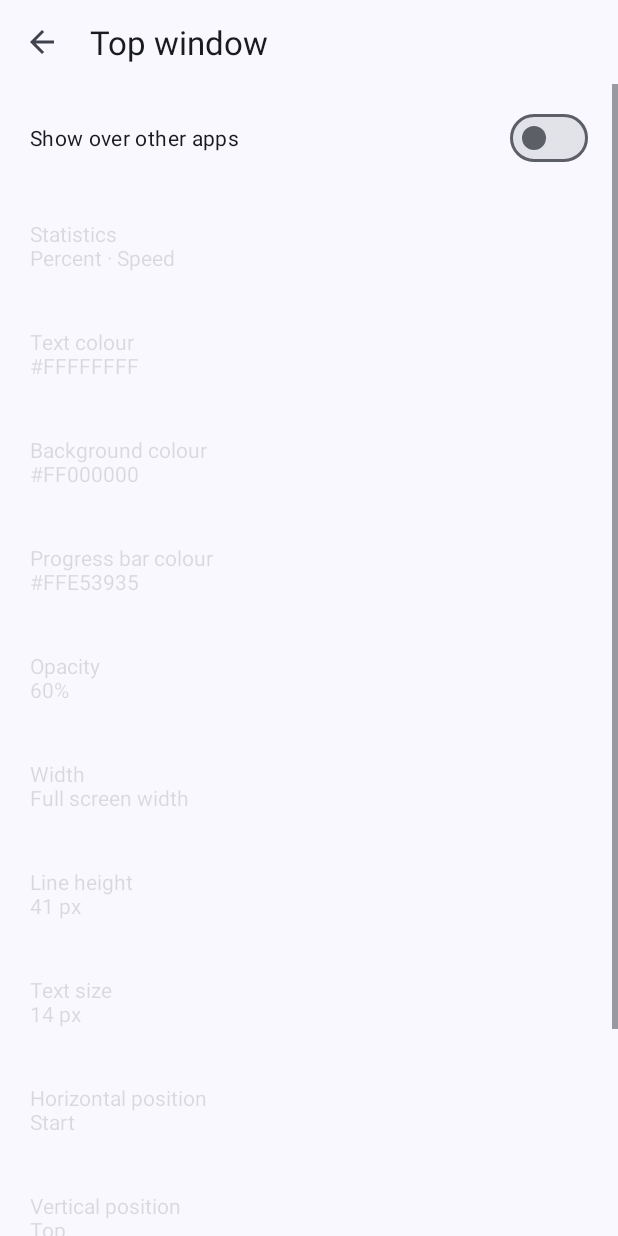
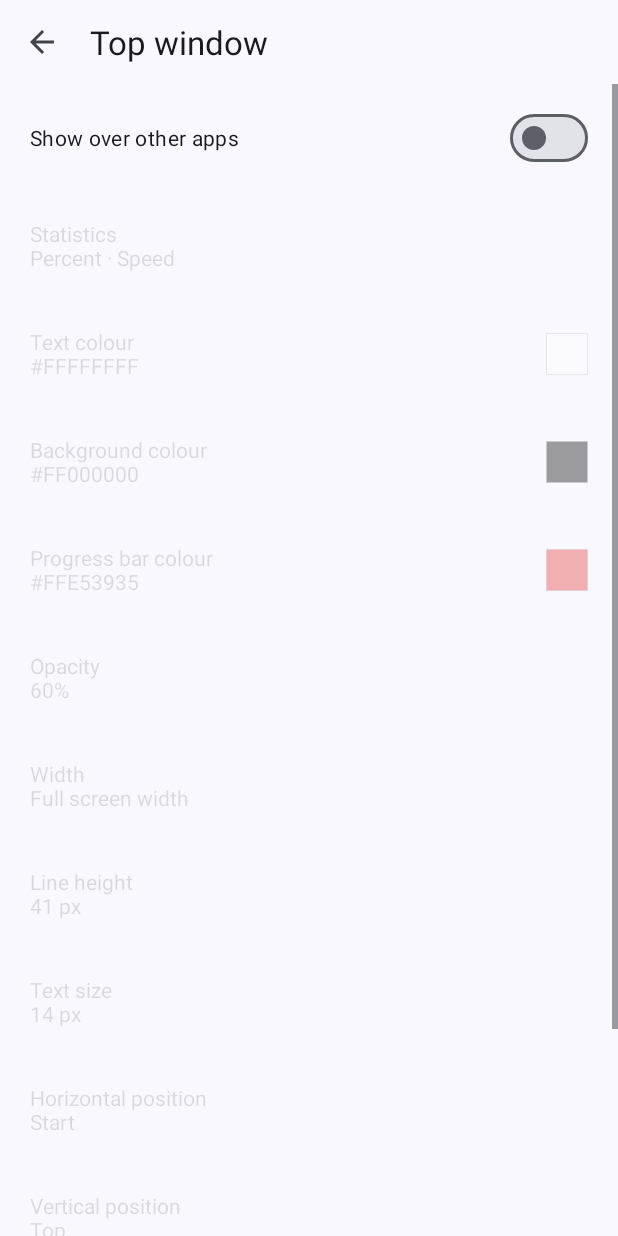
Before and after one commit to Khaledhassan12/Benzoloader, an Android app: the TopWindowSettingsActivity screen opened directly, with no data from a screen before it, on a phone screen of 412 x 824 dp. Run offline under Robolectric (Android 15) with nearby library versions, the phone set to English and light mode, and no system bars.

Commit message:
Top window: colour swatch and reset (unbuilt)

```diff
--- a/app/src/main/java/khaled/benzo/ui/settings/TopWindowSettingsActivity.kt
+++ b/app/src/main/java/khaled/benzo/ui/settings/TopWindowSettingsActivity.kt
@@ -89,9 +89,9 @@ class TopWindowSettingsActivity : AppCompatActivity() {
         val on = { repo.topWindowEnabled }
 
         valueRow(R.string.top_stats, { statsSummary() }, { pickStats() }, on)
-        colorRow(R.string.top_text_color, { repo.topWindowTextColor }, { repo.topWindowTextColor = it }, on)
-        colorRow(R.string.top_bg_color, { repo.topWindowBackgroundColor }, { repo.topWindowBackgroundColor = it }, on)
-        colorRow(R.string.top_bar_color, { repo.topWindowBarColor }, { repo.topWindowBarColor = it }, on)
+        colorRow(R.string.top_text_color, { repo.topWindowTextColor }, { repo.topWindowTextColor = it }, on, 0xFFFFFFFF.toInt())
+        colorRow(R.string.top_bg_color, { repo.topWindowBackgroundColor }, { repo.topWindowBackgroundColor = it }, on, 0xFF000000.toInt())
+        colorRow(R.string.top_bar_color, { repo.topWindowBarColor }, { repo.topWindowBarColor = it }, on, 0xFFE53935.toInt())
         sliderRow(R.string.top_opacity, 10, 100, { repo.topWindowOpacityPercent }, { repo.topWindowOpacityPercent = it }, { "$it%" }, on)
         val sw2 = resources.displayMetrics.widthPixels
         val sh = resources.displayMetrics.heightPixels
@@ -136,8 +136,8 @@ class TopWindowSettingsActivity : AppCompatActivity() {
             }.setNegativeButton(android.R.string.cancel, null).show()
     }
 
-    private fun colorRow(title: Int, get: () -> Int, set: (Int) -> Unit, enabled: () -> Boolean) {
-        valueRow(title, { "#%08X".format(get()) }, {
+    private fun colorRow(title: Int, get: () -> Int, set: (Int) -> Unit, enabled: () -> Boolean, default: Int) {
+        val row = valueRow(title, { "#%08X".format(get()) }, {
             val et = EditText(this).apply {
                 inputType = InputType.TYPE_CLASS_TEXT or InputType.TYPE_TEXT_FLAG_CAP_CHARACTERS
                 setText("#%08X".format(get())); setSelection(text.length)
@@ -147,8 +147,15 @@ class TopWindowSettingsActivity : AppCompatActivity() {
                 .setPositiveButton(android.R.string.ok) { _, _ ->
                     val parsed = runCatching { Color.parseColor(et.text.toString().trim()) }.getOrNull()
                     if (parsed != null) { set(parsed); refreshers.forEach { it() } }
-                }.setNegativeButton(android.R.string.cancel, null).show()
+                }
+                .setNeutralButton(R.string.top_color_reset) { _, _ -> set(default); refreshers.forEach { it() } }
+                .setNegativeButton(android.R.string.cancel, null).show()
         }, enabled)
+        // Colour square at the row end (the reference shows one; the picker itself is still hex entry).
+        val swatch = { android.graphics.drawable.GradientDrawable().apply {
+            setColor(get()); setStroke(dp(1), 0x66808080); setSize(dp(28), dp(28)) } }
+        row.setCompoundDrawablesRelativeWithIntrinsicBounds(null, null, swatch(), null)
+        refreshers += { row.setCompoundDrawablesRelativeWithIntrinsicBounds(null, null, swatch(), null) }
     }
 
     private fun sliderRow(title: Int, min: Int, max: Int, get: () -> Int, set: (Int) -> Unit, fmt: (Int) -> String, enabled: () -> Boolean) {
--- a/app/src/main/res/values/strings.xml
+++ b/app/src/main/res/values/strings.xml
@@ -382,4 +382,5 @@
     <string name="notif_queue_count">Queue %1$d</string>
     <string name="editor_category">Category</string>
     <string name="editor_category_auto">Automatic (from file name)</string>
+    <string name="top_color_reset">Reset</string>
 </resources>
```
Also changed, not shown: 2 other files.
